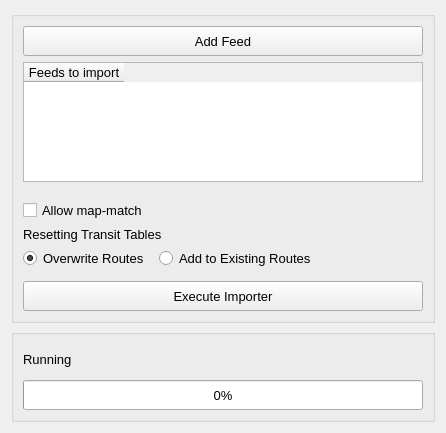
Before: the Qt Designer form qaequilibrae/modules/transit_procedures/forms/gtfs_importer.ui in AequilibraE/qaequilibrae, drawn with Qt 5.
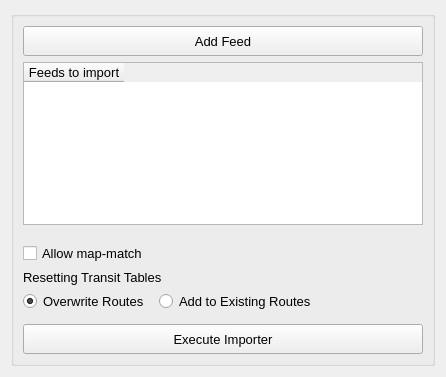
After: the same form once the commit is applied.

What changed in the file:
```diff
--- a/qaequilibrae/modules/transit_procedures/forms/gtfs_importer.ui
+++ b/qaequilibrae/modules/transit_procedures/forms/gtfs_importer.ui
@@ -7,7 +7,7 @@
     <x>0</x>
     <y>0</y>
     <width>446</width>
-    <height>433</height>
+    <height>377</height>
    </rect>
   </property>
   <property name="font">
@@ -198,62 +198,6 @@
      </layout>
     </widget>
    </item>
-   <item row="3" column="0">
-    <widget class="QGroupBox" name="progress_box">
-     <property name="sizePolicy">
-      <sizepolicy hsizetype="Preferred" vsizetype="Preferred">
-       <horstretch>0</horstretch>
-       <verstretch>0</verstretch>
-      </sizepolicy>
-     </property>
-     <property name="title">
-      <string/>
-     </property>
-     <layout class="QGridLayout" name="gridLayout_3">
-      <item row="1" column="0">
-       <widget class="QProgressBar" name="progressbar">
-        <property name="sizePolicy">
-         <sizepolicy hsizetype="Preferred" vsizetype="Preferred">
-          <horstretch>0</horstretch>
-          <verstretch>0</verstretch>
-         </sizepolicy>
-        </property>
-        <property name="minimumSize">
-         <size>
-          <width>0</width>
-          <height>30</height>
-         </size>
-        </property>
-        <property name="value">
-         <number>0</number>
-        </property>
-       </widget>
-      </item>
-      <item row="0" column="0">
-       <widget class="QLabel" name="progress_label">
-        <property name="sizePolicy">
-         <sizepolicy hsizetype="Preferred" vsizetype="Preferred">
-          <horstretch>0</horstretch>
-          <verstretch>0</verstretch>
-         </sizepolicy>
-        </property>
-        <property name="minimumSize">
-         <size>
-          <width>0</width>
-          <height>30</height>
-         </size>
-        </property>
-        <property name="text">
-         <string>Running</string>
-        </property>
-        <property name="wordWrap">
-         <bool>true</bool>
-        </property>
-       </widget>
-      </item>
-     </layout>
-    </widget>
-   </item>
   </layout>
  </widget>
  <tabstops>
```
